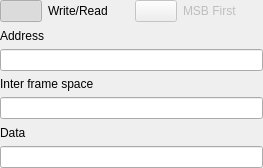
The window that ui/patterns/i2cpatternui.ui (analogdevicesinc/scopy) describes before a commit, drawn with Qt 5.
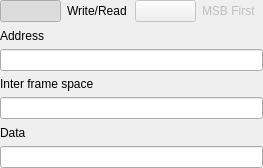
The same window after the commit. Icons and pictures are not drawn. Custom widgets are drawn as their Qt base class.

Commit message: PatternGenerator - changed switches in SPI and I2C pattern UI

```diff
--- a/ui/patterns/i2cpatternui.ui
+++ b/ui/patterns/i2cpatternui.ui
@@ -38,23 +38,7 @@
       <number>0</number>
      </property>
      <item>
-      <widget class="QPushButton" name="PB_readWrite">
-       <property name="styleSheet">
-        <string notr="true">QPushButton {
-  min-height: 20px;
-  max-height: 20px;
-  min-width: 40px;
-  max-width: 40px;
-}
-
-QPushButton:checked {
-  border-image: url(:/icons/logic_switch_on.svg);
-}
-
-QPushButton:!checked {
-  border-image: url(:/icons/logic_switch_off.svg);
-}</string>
-       </property>
+      <widget class="adiscope::SmallOnOffSwitch" name="PB_readWrite">
        <property name="text">
         <string/>
        </property>
@@ -78,22 +62,6 @@
        <property name="enabled">
         <bool>false</bool>
        </property>
-       <property name="styleSheet">
-        <string notr="true">QPushButton {
-  min-height: 20px;
-  max-height: 20px;
-  min-width: 40px;
-  max-width: 40px;
-}
-
-QPushButton:checked {
-  border-image: url(:/icons/logic_switch_on.svg);
-}
-
-QPushButton:!checked {
-  border-image: url(:/icons/logic_switch_off.svg);
-}</string>
-       </property>
        <property name="text">
         <string/>
        </property>
@@ -146,6 +114,13 @@
    </item>
   </layout>
  </widget>
+ <customwidgets>
+  <customwidget>
+   <class>adiscope::SmallOnOffSwitch</class>
+   <extends>QPushButton</extends>
+   <header>smallOnOffSwitch.hpp</header>
+  </customwidget>
+ </customwidgets>
  <resources/>
  <connections/>
 </ui>
```
Left out of the diff: 2 changed lines with no effect on the pictures. The commit also changes 1 other file.
